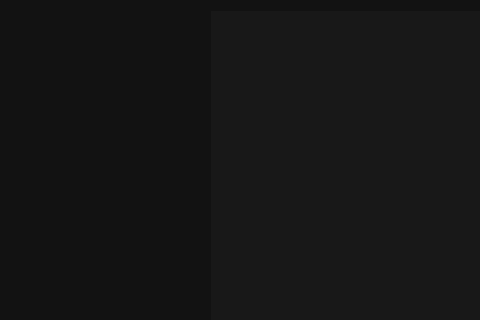
First picture: the form in gui/mp3_player_ui.ui, repository hyunsoo-Oh/MP3_Player, before the edit; both pictures show x 215 to 695 and y 0 to 320 of the 840 by 480 pixel window.
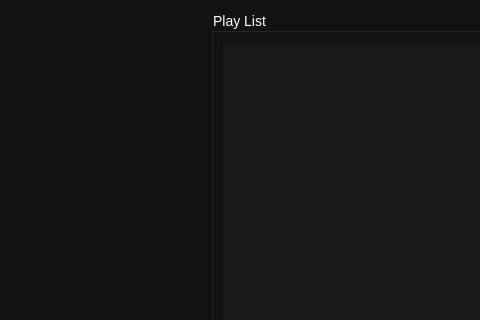
Second picture: the form after the edit. Icons and pictures are not drawn.

```diff
--- a/gui/mp3_player_ui.ui
+++ b/gui/mp3_player_ui.ui
@@ -223,7 +223,16 @@
       </layout>
      </item>
      <item>
-      <widget class="QListWidget" name="musicList"/>
+      <widget class="QGroupBox" name="playBox">
+       <property name="title">
+        <string>Play List</string>
+       </property>
+       <layout class="QHBoxLayout" name="horizontalLayout_2">
+        <item>
+         <widget class="QListWidget" name="musicList"/>
+        </item>
+       </layout>
+      </widget>
      </item>
     </layout>
    </item>
```
